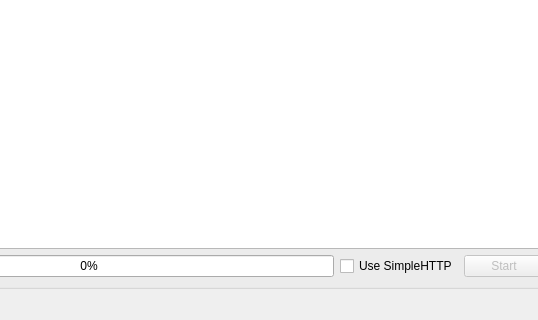
Old version of the form Calendar-Infoscreen/ui/InfoScreen.ui in the repository karivatj/Script-Tools; both pictures show x 349 to 887 and y 280 to 600 of the 1000 by 600 pixel window.
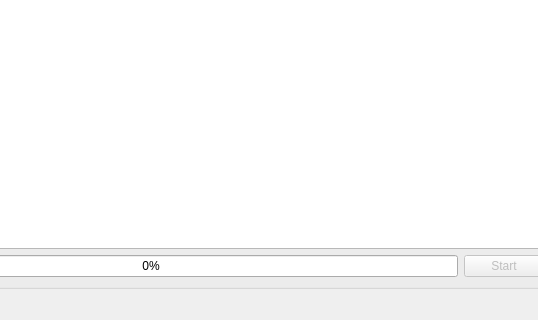
New version of the form.

Commit message: Moved server launch widget to Preferences

Diff of the .ui file:
```diff
--- a/Calendar-Infoscreen/ui/InfoScreen.ui
+++ b/Calendar-Infoscreen/ui/InfoScreen.ui
@@ -49,13 +49,6 @@
              </property>
             </widget>
            </item>
-           <item>
-            <widget class="QCheckBox" name="chkUseHTTP">
-             <property name="text">
-              <string>Use SimpleHTTP</string>
-             </property>
-            </widget>
-           </item>
            <item>
             <widget class="QPushButton" name="btnStart">
              <property name="enabled">
```
Left out of the diff: 1 changed line with no effect on the pictures. The commit also changes 1 other file.
